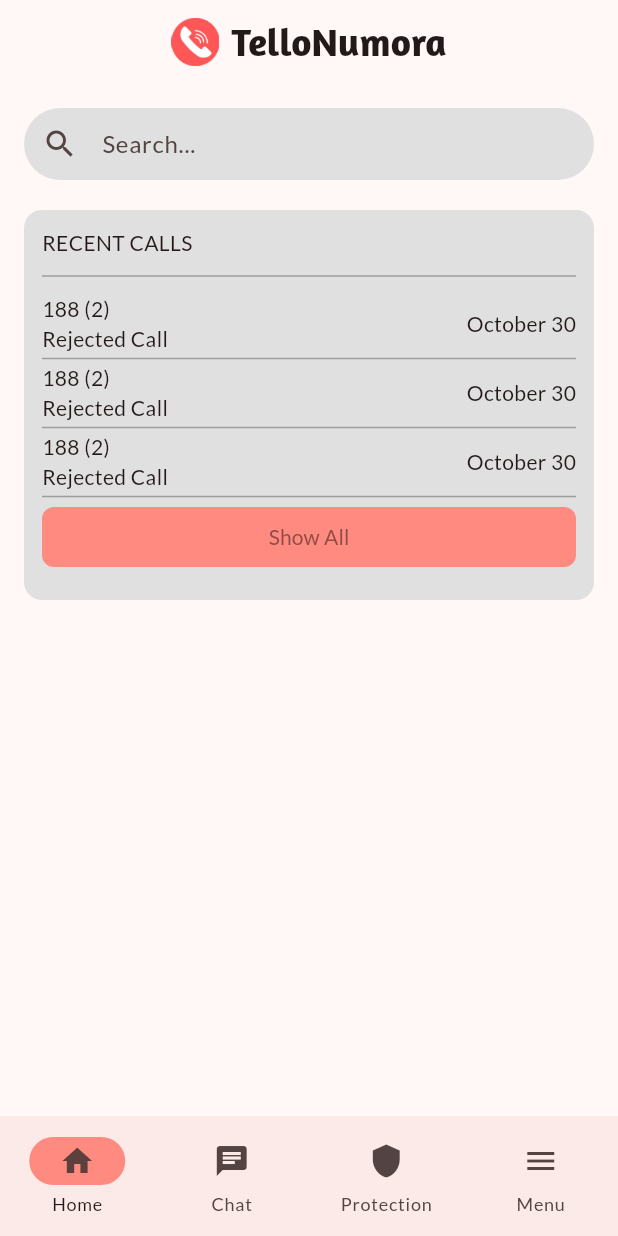
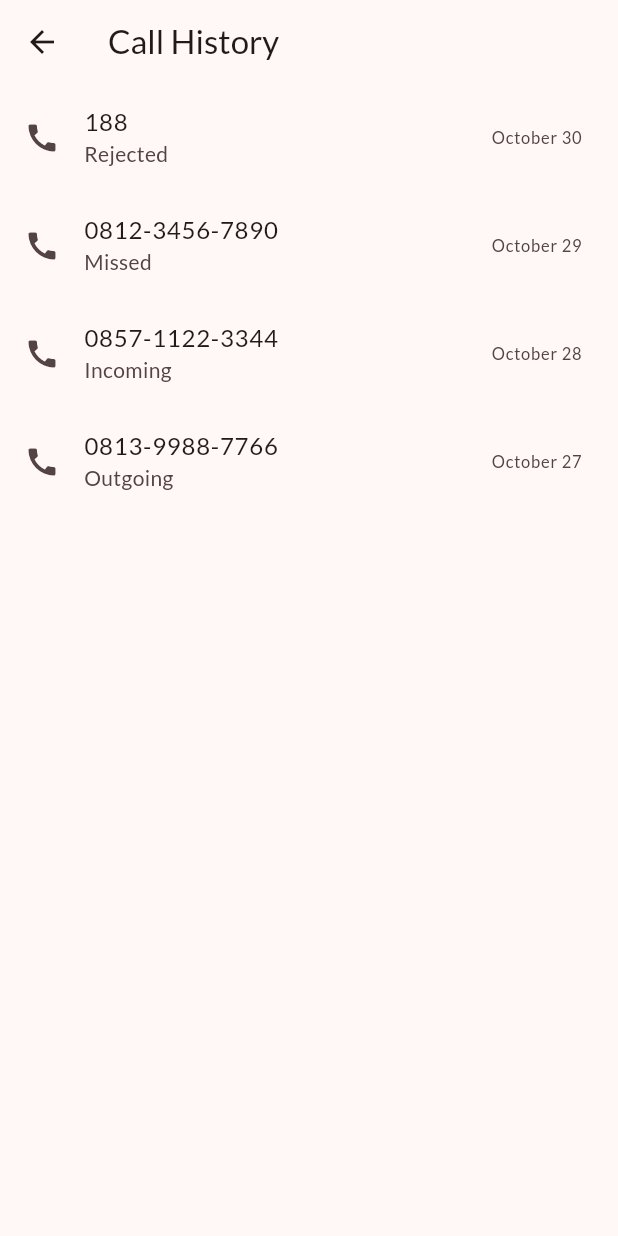
Before and after one commit to TelloNumora-Moprog-Project/tellonumora_app, a Flutter app: the screen it shows after launch, after a tap on "Show All", on a phone screen of 412 x 824 dp. Run offline on Flutter 3.47's test engine with Material 3 defaults, Android fonts, the phone set to English and light mode, and no system bars.

Commit message:
Add call history page and connect Show All button

```diff
--- /dev/null
+++ b/lib/screens/call_history_screen.dart
@@ -0,0 +1,32 @@
+import 'package:flutter/material.dart';
+
+import 'call_history_widgets/call_item.dart';
+
+class CallHistoryScreen extends StatelessWidget {
+  const CallHistoryScreen({super.key});
+
+  // Data dummy sementara, nanti diganti riwayat panggilan asli dari HP
+  static const calls = [
+    {'number': '188', 'type': 'Rejected', 'date': 'October 30'},
+    {'number': '0812-3456-7890', 'type': 'Missed', 'date': 'October 29'},
+    {'number': '0857-1122-3344', 'type': 'Incoming', 'date': 'October 28'},
+    {'number': '0813-9988-7766', 'type': 'Outgoing', 'date': 'October 27'},
+  ];
+
+  @override
+  Widget build(BuildContext context) {
+    return Scaffold(
+      appBar: AppBar(title: const Text('Call History')),
+      body: ListView(
+        // Ubah setiap data panggilan menjadi widget CallItem
+        children: calls.map<Widget>((Map<String, String> call) {
+          return CallItem(
+            number: call['number']!,
+            type: call['type']!,
+            date: call['date']!,
+          );
+        }).toList(),
+      ),
+    );
+  }
+}
--- /dev/null
+++ b/lib/screens/call_history_widgets/call_item.dart
@@ -0,0 +1,25 @@
+import 'package:flutter/material.dart';
+
+// Widget untuk satu baris riwayat panggilan
+class CallItem extends StatelessWidget {
+  final String number;
+  final String type;
+  final String date;
+
+  const CallItem({
+    super.key,
+    required this.number,
+    required this.type,
+    required this.date,
+  }); // constructor
+
+  @override
+  Widget build(BuildContext context) {
+    return ListTile(
+      leading: const Icon(Icons.call),
+      title: Text(number),
+      subtitle: Text(type),
+      trailing: Text(date),
+    );
+  }
+}
--- a/lib/screens/home_widgets/recent_calls.dart
+++ b/lib/screens/home_widgets/recent_calls.dart
@@ -1,6 +1,7 @@
 import 'package:flutter/material.dart';
 
 import '../../app_accents.dart';
+import '../call_history_screen.dart';
 
 const titleDivider = Divider(height: 24, thickness: 1, color: lineColor);
 const divider = Divider(height: 6, thickness: 1, color: lineColor);
@@ -14,7 +15,7 @@ class RecentCalls extends StatefulWidget {
 
 class _RecentCalls extends State<RecentCalls> {
   @override
-  Widget build(Object context) {
+  Widget build(BuildContext context) {
     return Container(
       height: 260.0,
       padding: const EdgeInsets.all(12.0),
@@ -43,7 +44,14 @@ class _RecentCalls extends State<RecentCalls> {
                 ),
               ),
               child: Text("Show All"),
-              onPressed: () async {},
+              onPressed: () {
+                Navigator.push(
+                  context,
+                  MaterialPageRoute(
+                    builder: (context) => const CallHistoryScreen(),
+                  ),
+                );
+              },
             ),
           ),
         ],
```
